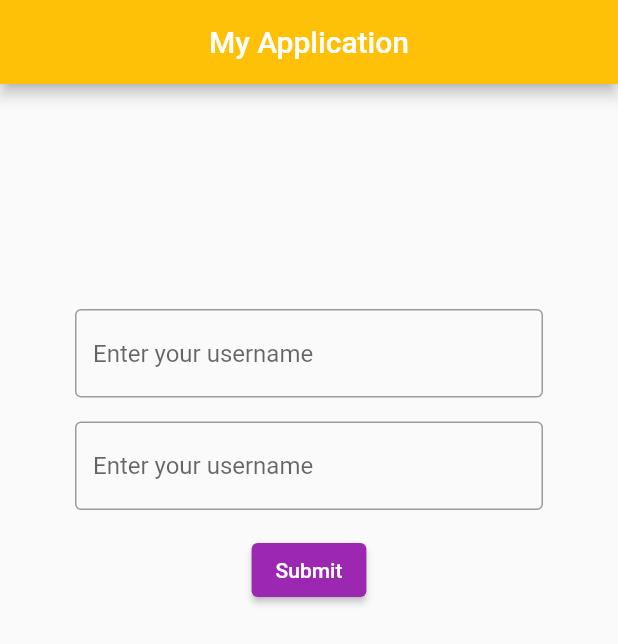
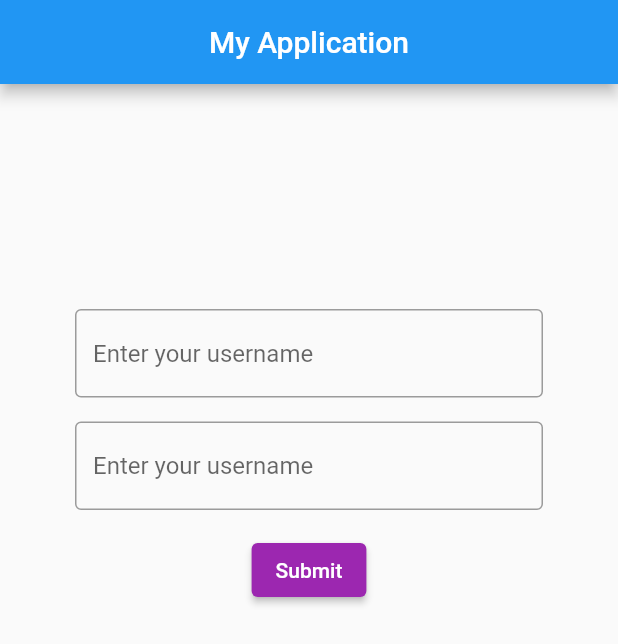
Before and after one commit to cjherte1/my_app, a Flutter app: the screen it shows after launch, on a phone screen of 412 x 824 dp. Shown: the top 644 px of the screen. Run offline on Flutter 3.47's test engine with Material 2 defaults, Android fonts, the phone set to English and light mode, and no system bars.

Commit message:
changed appbar to blue

```diff
--- a/lib/main.dart
+++ b/lib/main.dart
@@ -14,7 +14,7 @@ class Home extends StatelessWidget {
       appBar: AppBar(
         title: const Text('My Application'),
         centerTitle: true,
-        backgroundColor: Colors.amber,
+        backgroundColor: Colors.blue,
       ),
       body: Column(
         children: <Widget>[
```
